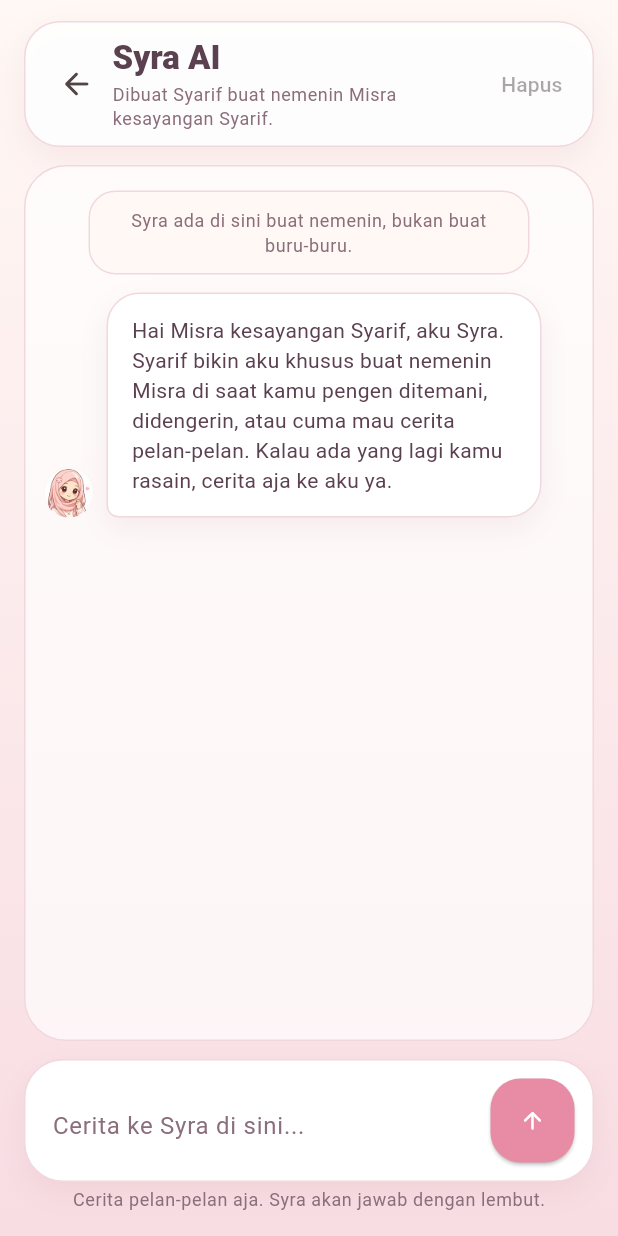
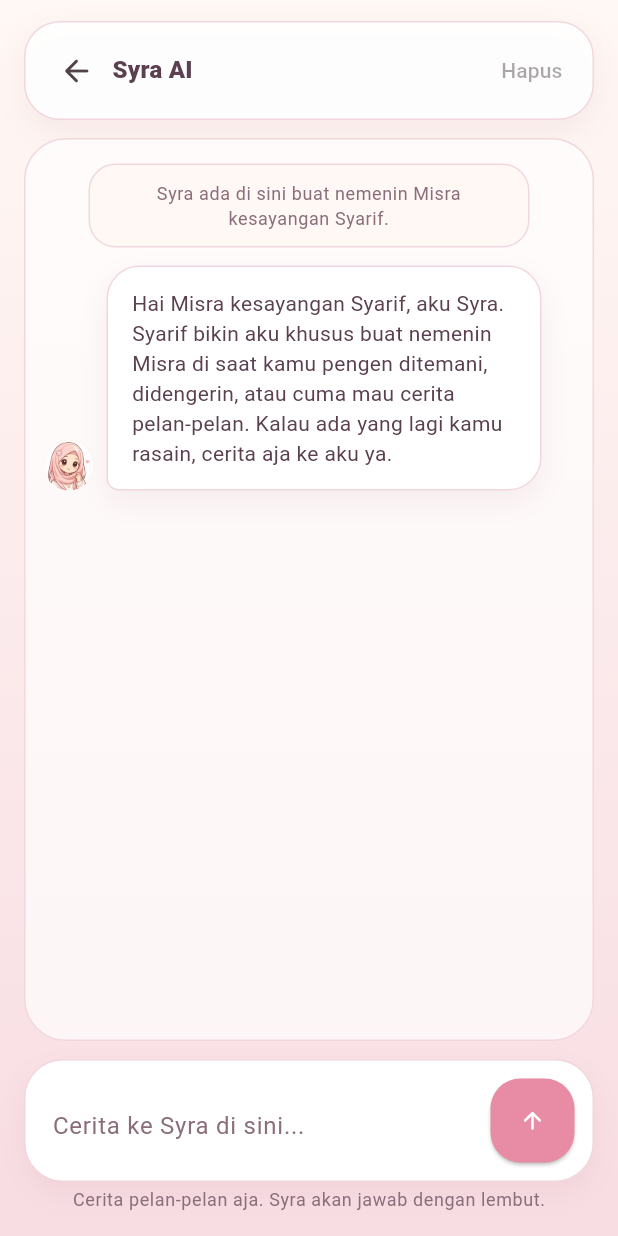
Before and after one commit to Sarif-rex/formisra, a Flutter app: the ChatPage screen opened by its route, on a phone screen of 412 x 824 dp. Run offline on Flutter 3.47's test engine with Material 3 defaults, Android fonts, the phone set to English and light mode, and no system bars; our stand-ins replace shared_preferences; accounts and stored records are empty.

Commit message:
Simplify chat header

```diff
--- a/lib/pages/chat_page.dart
+++ b/lib/pages/chat_page.dart
@@ -293,7 +293,7 @@ class _ChatPageState extends State<ChatPage> {
         child: Column(
           children: [
             Container(
-              padding: const EdgeInsets.fromLTRB(10, 10, 8, 10),
+              padding: const EdgeInsets.fromLTRB(10, 8, 8, 8),
               decoration: BoxDecoration(
                 color: Colors.white.withValues(alpha: 0.9),
                 borderRadius: BorderRadius.circular(24),
@@ -322,16 +322,8 @@ class _ChatPageState extends State<ChatPage> {
                         Text(
                           'Syra AI',
                           style:
-                              Theme.of(context).textTheme.titleLarge?.copyWith(
+                              Theme.of(context).textTheme.titleMedium?.copyWith(
                                     fontWeight: FontWeight.w800,
-                                  ),
-                        ),
-                        const SizedBox(height: 2),
-                        Text(
-                          'Dibuat Syarif buat nemenin Misra kesayangan Syarif.',
-                          style:
-                              Theme.of(context).textTheme.bodySmall?.copyWith(
-                                    color: AppColors.mutedText,
                                   ),
                         ),
                       ],
@@ -419,7 +411,7 @@ class _ChatPageState extends State<ChatPage> {
                                   border: Border.all(color: AppColors.border),
                                 ),
                                 child: Text(
-                                  'Syra ada di sini buat nemenin, bukan buat buru-buru.',
+                                  'Syra ada di sini buat nemenin Misra kesayangan Syarif.',
                                   textAlign: TextAlign.center,
                                   style: Theme.of(context)
                                       .textTheme
```
